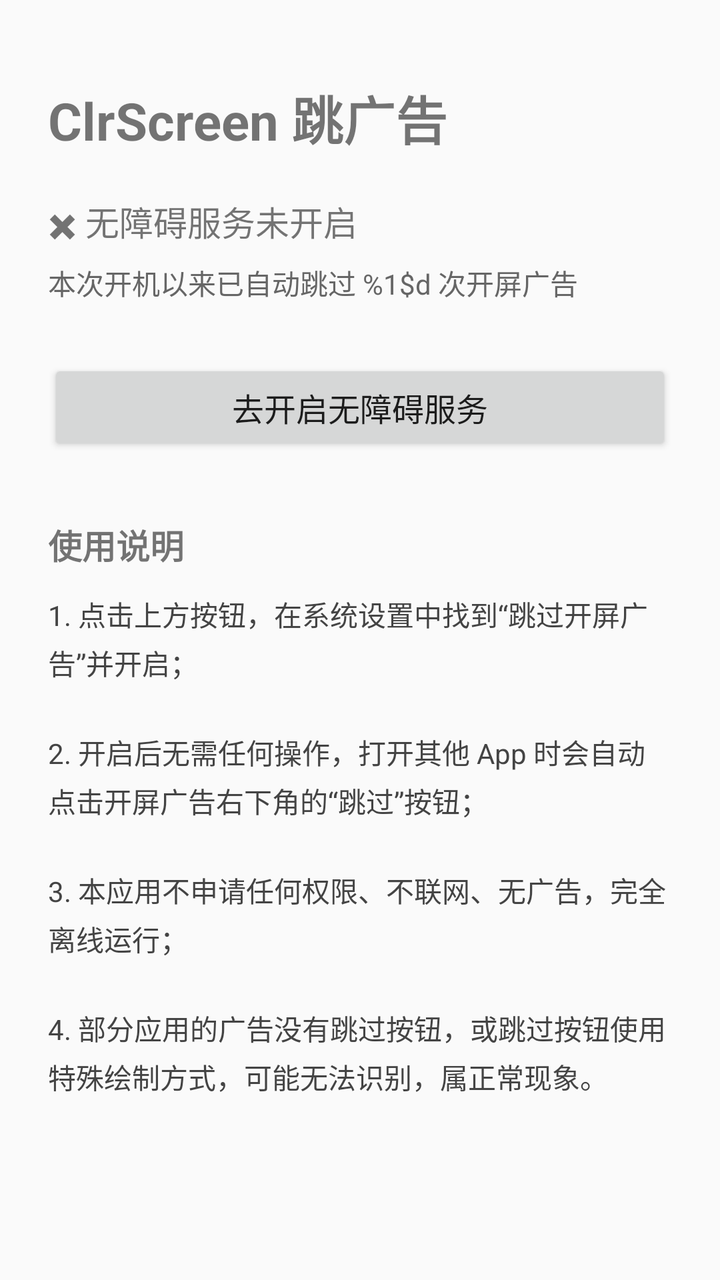
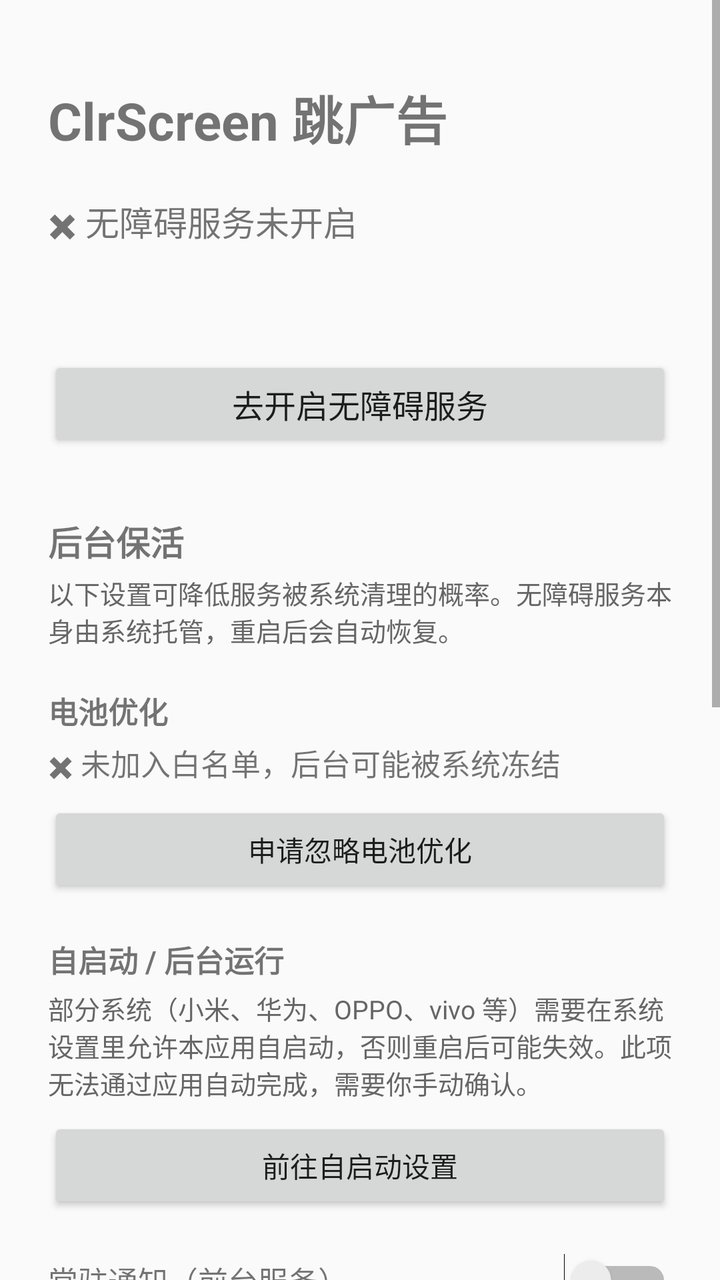

Before-and-after screenshots of an Android layout around one commit, followed by the original layout XML and the change that was made.
<!-- AndroidManifest.xml: application theme android:Theme.Material.Light.NoActionBar -->
<!-- res/layout/activity_main.xml -->
<?xml version="1.0" encoding="utf-8"?>
<ScrollView xmlns:android="http://schemas.android.com/apk/res/android"
    android:layout_width="match_parent"
    android:layout_height="match_parent"
    android:fillViewport="true">

    <LinearLayout
        android:layout_width="match_parent"
        android:layout_height="wrap_content"
        android:orientation="vertical"
        android:padding="24dp">

        <TextView
            android:id="@+id/titleText"
            android:layout_width="wrap_content"
            android:layout_height="wrap_content"
            android:layout_marginTop="16dp"
            android:text="@string/app_name"
            android:textSize="26sp"
            android:textStyle="bold" />

        <TextView
            android:id="@+id/statusText"
            android:layout_width="wrap_content"
            android:layout_height="wrap_content"
            android:layout_marginTop="20dp"
            android:text="@string/service_off"
            android:textSize="17sp" />

        <TextView
            android:id="@+id/countText"
            android:layout_width="wrap_content"
            android:layout_height="wrap_content"
            android:layout_marginTop="8dp"
            android:text="@string/skip_count"
            android:textColor="#666666"
            android:textSize="14sp" />

        <Button
            android:id="@+id/btnOpenSettings"
            android:layout_width="match_parent"
            android:layout_height="wrap_content"
            android:layout_marginTop="28dp"
            android:text="@string/open_settings"
            android:textSize="16sp" />

        <TextView
            android:layout_width="wrap_content"
            android:layout_height="wrap_content"
            android:layout_marginTop="32dp"
            android:text="@string/help_title"
            android:textSize="17sp"
            android:textStyle="bold" />

        <TextView
            android:layout_width="match_parent"
            android:layout_height="wrap_content"
            android:layout_marginTop="12dp"
            android:lineSpacingExtra="4dp"
            android:text="@string/help_text"
            android:textColor="#444444"
            android:textSize="14sp" />
    </LinearLayout>
</ScrollView>
<!-- resources referenced by this layout -->
<resources>
  <string name="app_name">ClrScreen 跳广告</string>
  <string name="help_text">1. 点击上方按钮，在系统设置中找到“跳过开屏广告”并开启；\n\n2. 开启后无需任何操作，打开其他 App 时会自动点击开屏广告右下角的“跳过”按钮；\n\n3. 本应用不申请任何权限、不联网、无广告，完全离线运行；\n\n4. 部分应用的广告没有跳过按钮，或跳过按钮使用特殊绘制方式，可能无法识别，属正常现象。</string>
  <string name="help_title">使用说明</string>
  <string name="open_settings">去开启无障碍服务</string>
  <string name="service_off">✖ 无障碍服务未开启</string>
  <string name="skip_count">本次开机以来已自动跳过 %1$d 次开屏广告</string>
</resources>

<!-- the commit's change to res/layout/activity_main.xml (unified diff, before → after) -->
@@ -32,7 +32,6 @@
             android:layout_width="wrap_content"
             android:layout_height="wrap_content"
             android:layout_marginTop="8dp"
-            android:text="@string/skip_count"
             android:textColor="#666666"
             android:textSize="14sp" />
 
@@ -43,6 +42,112 @@
             android:layout_marginTop="28dp"
             android:text="@string/open_settings"
             android:textSize="16sp" />
+
+        
+
+        <TextView
+            android:layout_width="wrap_content"
+            android:layout_height="wrap_content"
+            android:layout_marginTop="32dp"
+            android:text="@string/keepalive_section_title"
+            android:textSize="17sp"
+            android:textStyle="bold" />
+
+        <TextView
+            android:layout_width="match_parent"
+            android:layout_height="wrap_content"
+            android:layout_marginTop="4dp"
+            android:text="@string/keepalive_section_desc"
+            android:textColor="#666666"
+            android:textSize="13sp" />
+
+        
+        <TextView
+            android:layout_width="wrap_content"
+            android:layout_height="wrap_content"
+            android:layout_marginTop="20dp"
+            android:text="@string/battery_title"
+            android:textSize="15sp"
+            android:textStyle="bold" />
+
+        <TextView
+            android:id="@+id/batteryStatus"
+            android:layout_width="wrap_content"
+            android:layout_height="wrap_content"
+            android:layout_marginTop="4dp"
+            android:text="@string/battery_off"
+            android:textSize="15sp" />
+
+        <Button
+            android:id="@+id/btnBattery"
+            android:layout_width="match_parent"
+            android:layout_height="wrap_content"
+            android:layout_marginTop="8dp"
+            android:text="@string/battery_action" />
+
+        
+        <TextView
+            android:layout_width="wrap_content"
+            android:layout_height="wrap_content"
+            android:layout_marginTop="20dp"
+            android:text="@string/autostart_title"
+            android:textSize="15sp"
+            android:textStyle="bold" />
+
+        <TextView
+            android:layout_width="match_parent"
+            android:layout_height="wrap_content"
+            android:layout_marginTop="4dp"
+            android:text="@string/autostart_hint"
+            android:textColor="#666666"
+            android:textSize="13sp" />
+
+        <Button
+            android:id="@+id/btnAutostart"
+            android:layout_width="match_parent"
+            android:layout_height="wrap_content"
+            android:layout_marginTop="8dp"
+            android:text="@string/autostart_action" />
+
+        
+        <LinearLayout
+            android:layout_width="match_parent"
+            android:layout_height="wrap_content"
+            android:layout_marginTop="20dp"
+            android:orientation="horizontal"
+            android:gravity="center_vertical">
+
+            <TextView
+                android:layout_width="0dp"
+                android:layout_height="wrap_content"
+                android:layout_weight="1"
+                android:text="@string/keepalive_switch_label"
+                android:textSize="15sp" />
+
+            <Switch
+                android:id="@+id/switchKeepAlive"
+                android:layout_width="wrap_content"
+                android:layout_height="wrap_content" />
+        </LinearLayout>
+
+        <TextView
+            android:id="@+id/keepAliveHint"
+            android:layout_width="match_parent"
+            android:layout_height="wrap_content"
+            android:layout_marginTop="4dp"
+            android:text="@string/keepalive_switch_hint"
+            android:textColor="#666666"
+            android:textSize="13sp" />
+
+        <TextView
+            android:layout_width="match_parent"
+            android:layout_height="wrap_content"
+            android:layout_marginTop="12dp"
+            android:text="@string/reboot_note"
+            android:textColor="#666666"
+            android:textSize="13sp" />
+
+        
 
         <TextView
             android:layout_width="wrap_content"
<!-- resource entries referenced after the edit -->
@@ -1,10 +1,20 @@
 <!-- resources referenced by this layout -->
 <resources>
   <string name="app_name">ClrScreen 跳广告</string>
-  <string name="help_text">1. 点击上方按钮，在系统设置中找到“跳过开屏广告”并开启；\n\n2. 开启后无需任何操作，打开其他 App 时会自动点击开屏广告右下角的“跳过”按钮；\n\n3. 本应用不申请任何权限、不联网、无广告，完全离线运行；\n\n4. 部分应用的广告没有跳过按钮，或跳过按钮使用特殊绘制方式，可能无法识别，属正常现象。</string>
+  <string name="autostart_action">前往自启动设置</string>
+  <string name="autostart_hint">部分系统（小米、华为、OPPO、vivo 等）需要在系统设置里允许本应用自启动，否则重启后可能失效。此项无法通过应用自动完成，需要你手动确认。</string>
+  <string name="autostart_title">自启动 / 后台运行</string>
+  <string name="battery_action">申请忽略电池优化</string>
+  <string name="battery_off">✖ 未加入白名单，后台可能被系统冻结</string>
+  <string name="battery_title">电池优化</string>
+  <string name="help_text">1. 点击上方按钮，在系统设置中找到“跳过开屏广告”并开启；\n\n2. 开启后无需任何操作，打开其他 App 时会自动识别并点击开屏广告的跳过按钮；\n\n3. 建议同时完成“电池优化白名单”和“自启动”两项设置，避免后台被系统清理；\n\n4. 本应用不申请网络权限，无广告，完全离线运行；\n\n5. 部分广告的跳过按钮为图片或自绘控件，无障碍无法识别，属正常现象。</string>
   <string name="help_title">使用说明</string>
+  <string name="keepalive_section_desc">以下设置可降低服务被系统清理的概率。无障碍服务本身由系统托管，重启后会自动恢复。</string>
+  <string name="keepalive_section_title">后台保活</string>
+  <string name="keepalive_switch_hint">开启后状态栏会显示一条低优先级通知，可将进程优先级提升为前台，显著降低被回收概率。</string>
+  <string name="keepalive_switch_label">常驻通知（前台服务）</string>
   <string name="open_settings">去开启无障碍服务</string>
+  <string name="reboot_note">无障碍服务由系统托管，手机重启后会自动恢复，无需手动重新开启。</string>
   <string name="service_off">✖ 无障碍服务未开启</string>
-  <string name="skip_count">本次开机以来已自动跳过 %1$d 次开屏广告</string>
 </resources>
 
